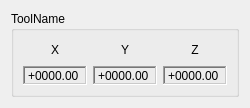
Qt form branches/main/libs/code/cisstDevices/devNDISerialToolQWidget.ui (eetuna/cisst) before a commit.
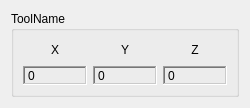
The same form after that commit.

Commit message: branches/main: cisstDevices/devMicronTracker: Tool names are now displayed on the frame; updates to the UI; added pivot calibration (buggy). branches/main: cisstDevices/devNDISerial: Made it a periodic task (mainly to have better control on resource allocation); compatibility updates to work with robotorium/cisstTracker.

Diff of the .ui file:
```diff
--- a/branches/main/libs/code/cisstDevices/devNDISerialToolQWidget.ui
+++ b/branches/main/libs/code/cisstDevices/devNDISerialToolQWidget.ui
@@ -65,7 +65,7 @@
          <enum>QFrame::Sunken</enum>
         </property>
         <property name="text">
-         <string>+0000.00</string>
+         <string>0</string>
         </property>
        </widget>
       </item>
@@ -84,7 +84,7 @@
          <enum>QFrame::Sunken</enum>
         </property>
         <property name="text">
-         <string>+0000.00</string>
+         <string>0</string>
         </property>
        </widget>
       </item>
@@ -103,7 +103,7 @@
          <enum>QFrame::Sunken</enum>
         </property>
         <property name="text">
-         <string>+0000.00</string>
+         <string>0</string>
         </property>
        </widget>
       </item>
```
The commit also changes 18 other files.
